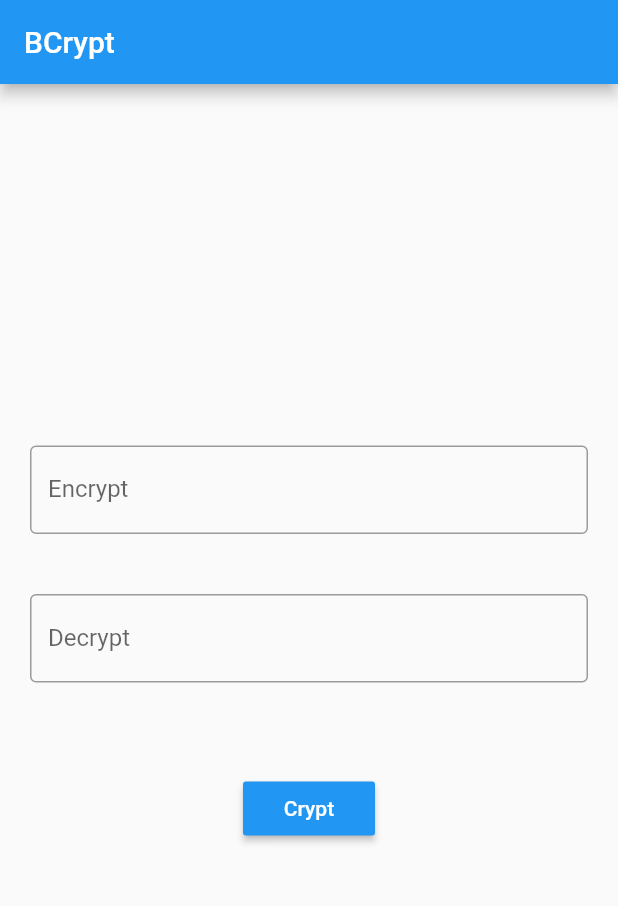
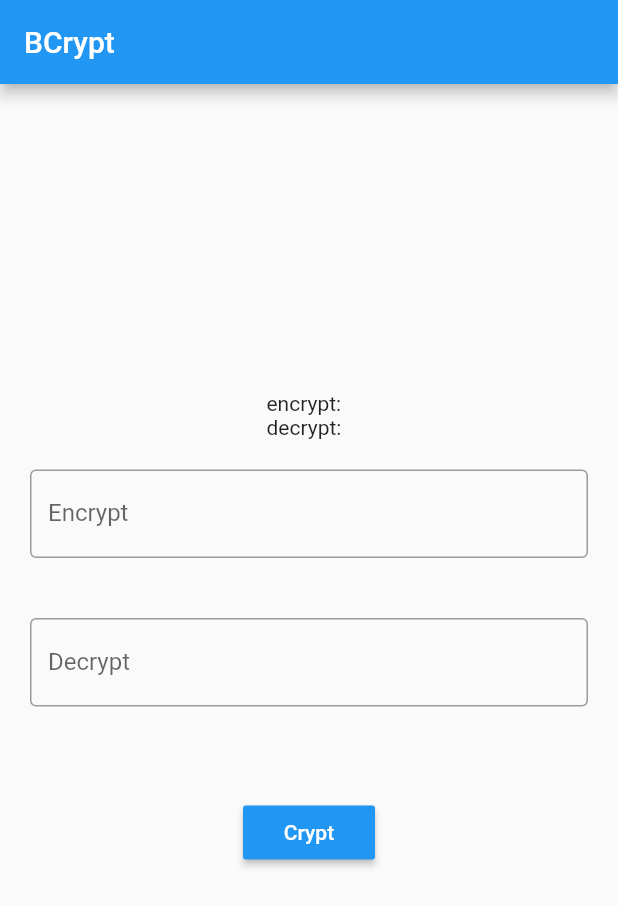
Before and after one commit to patrickerson/bcrypt_app, a Flutter app: the screen it shows after launch, on a phone screen of 412 x 824 dp. Shown: the top 906 px of the screen. Run offline on Flutter 3.47's test engine with Material 2 defaults, Android fonts, the phone set to English and light mode, and no system bars; our stand-ins replace flutter_mobx, mobx; generated files the repository leaves out were written again.

Commit message:
Text display add

```diff
--- a/lib/app/home.dart
+++ b/lib/app/home.dart
@@ -12,11 +12,15 @@ class HomePage extends StatelessWidget {
     return Padding(
     padding: EdgeInsets.all(40),
         child: RaisedButton(
-      onPressed: (){
-        //TODO: cript
-      },
-      color: Colors.blue,
-      child: Text("Crypt", style: TextStyle(color: Colors.white),),
+          color: Colors.blue,
+          child: Text(
+            "Crypt",
+            style: TextStyle(color: Colors.white),
+          ),
+          onPressed: (){
+            //TODO: crypt
+          },
+
     ));
   }
   Widget _textInput({String labelText, String hintText, void Function(String) onChanged }){
@@ -46,11 +50,16 @@ class HomePage extends StatelessWidget {
         mainAxisAlignment: MainAxisAlignment.center,
         mainAxisSize: MainAxisSize.max,
         children: <Widget>[
+          Observer(
+              builder: (_){
+                return Text("encrypt: ${controller.encrypt} \ndecrypt: ${controller.decrypt}");
 
+              }),
           _textInput(
               labelText: "Encrypt",
               hintText: controller.decrypt,
               onChanged: controller.setEncrypt,
+
           ),
           _textInput(
               labelText: "Decrypt",
@@ -58,7 +67,10 @@ class HomePage extends StatelessWidget {
               onChanged: controller.setDecrypt,
           ),
 
-          _cryptButton()
+          _cryptButton(),
+
+
+
 
 
         ],
```
Also changed, not shown: lib/app/home_controller.g.dart.
